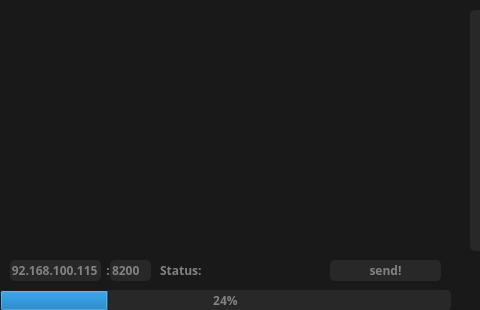
The window that MainUI.ui (HappyAcidRain/SocketThing) describes before a commit, drawn with Qt 5; both pictures show x 0 to 480 and y 0 to 310 of the 982 by 310 pixel window.
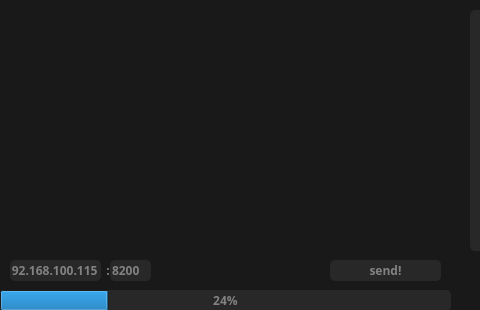
The same window after the commit. Icons and pictures are not drawn.

```diff
--- a/MainUI.ui
+++ b/MainUI.ui
@@ -149,37 +149,6 @@
      <bool>false</bool>
     </property>
    </widget>
-   <widget class="QLabel" name="lbl_status">
-    <property name="geometry">
-     <rect>
-      <x>160</x>
-      <y>260</y>
-      <width>161</width>
-      <height>20</height>
-     </rect>
-    </property>
-    <property name="font">
-     <font>
-      <family>Bahnschrift SemiBold</family>
-      <pointsize>9</pointsize>
-      <weight>75</weight>
-      <italic>false</italic>
-      <bold>true</bold>
-     </font>
-    </property>
-    <property name="text">
-     <string>Status:</string>
-    </property>
-    <property name="textFormat">
-     <enum>Qt::AutoText</enum>
-    </property>
-    <property name="scaledContents">
-     <bool>false</bool>
-    </property>
-    <property name="alignment">
-     <set>Qt::AlignLeading|Qt::AlignLeft|Qt::AlignVCenter</set>
-    </property>
-   </widget>
    <widget class="QLineEdit" name="le_port">
     <property name="geometry">
      <rect>
```
